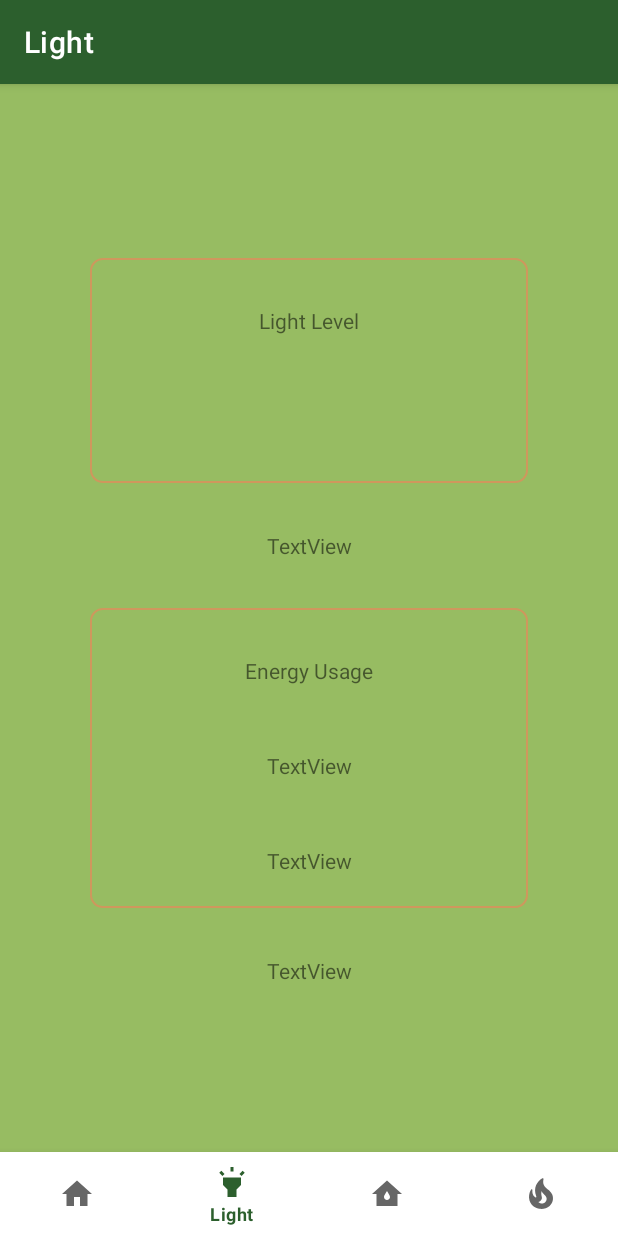
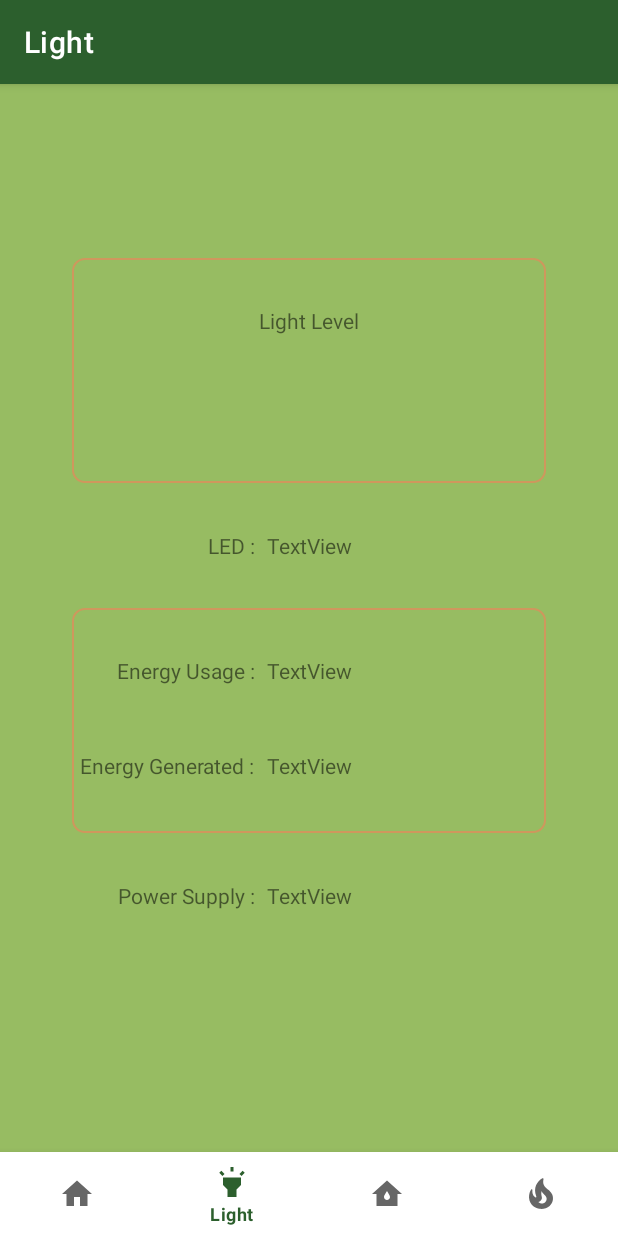
Before and after one commit to KAH-KIEN/SmartEnvironmentalGreenhouse, an Android app: the LightFragment screen opened through its navigation route, on a phone screen of 412 x 824 dp. Run offline under Robolectric (Android 15) with nearby library versions, the phone set to English and light mode, and no system bars; our stand-ins replace Firebase (no records; nobody signed in at launch, a user with empty details on screens opened directly), navigation-ui; 2 statements that could not run were skipped.

Commit message:
OZY commits

```diff
--- a/app/src/main/java/com/android/example/smartenvironmentalgreenhouse/ui/light/LightFragment.kt
+++ b/app/src/main/java/com/android/example/smartenvironmentalgreenhouse/ui/light/LightFragment.kt
@@ -1,5 +1,12 @@
 package com.android.example.smartenvironmentalgreenhouse.ui.light
 
+
+
+import android.content.Context
+import android.hardware.Sensor
+import android.hardware.SensorEvent
+import android.hardware.SensorEventListener
+import android.hardware.SensorManager
 import android.os.Bundle
 import android.os.Handler
 import android.util.Log
@@ -7,6 +14,8 @@ import android.view.LayoutInflater
 import android.view.View
 import android.view.ViewGroup
 import android.widget.TextView
+
+
 import androidx.fragment.app.Fragment
 import androidx.lifecycle.Observer
 import androidx.lifecycle.ViewModelProvider
@@ -18,9 +27,18 @@ import com.google.firebase.database.ktx.database
 import com.google.firebase.ktx.Firebase
 import java.util.*
 
-class LightFragment : Fragment() {
+class LightFragment : Fragment(), SensorEventListener {
 
     private lateinit var lightViewModel: LightViewModel
+    private lateinit var sensorManager: SensorManager
+    private var light: Sensor? = null
+
+    override fun onCreate(savedInstanceState: Bundle?) {
+        super.onCreate(savedInstanceState)
+
+        sensorManager = activity?.getSystemService(Context.SENSOR_SERVICE) as SensorManager
+        light = sensorManager.getDefaultSensor(Sensor.TYPE_LIGHT)
+    }
 
     override fun onCreateView(
             inflater: LayoutInflater,
@@ -36,7 +54,7 @@ class LightFragment : Fragment() {
         val database = Firebase.database
         val myRef = database.reference
 
-        val c = Calendar.getInstance()
+        /*val c = Calendar.getInstance()
         val month = c.get(Calendar.MONTH) + 1
         val day = c.get(Calendar.DAY_OF_MONTH)
         val hour :String = c.get(Calendar.HOUR_OF_DAY).toString()
@@ -52,7 +70,7 @@ class LightFragment : Fragment() {
         Log.i("childName","$childName")
         Log.i("hourName","$hourName")
 
-        //myRef.setValue("=App II running=")
+        myRef.setValue("=App II running=")
 
         myRef.child("PI_04_2020$month$day").child("$hour").addChildEventListener(object :
             ChildEventListener {
@@ -97,16 +115,16 @@ class LightFragment : Fragment() {
                 Log.w("child", "postComments:onCancelled", databaseError.toException())
             }
         })
-//        val textView: TextView = root.findViewById(R.id.text_light)
-//        lightViewModel.text.observe(viewLifecycleOwner, Observer {
-//            textView.text = it
-//        })
+        val textView: TextView = root.findViewById(R.id.text_light)
+        lightViewModel.text.observe(viewLifecycleOwner, Observer {
+            textView.text = it
+        })*/
         return root
     }
 
     private fun processLight(light: String): String{
         val database = Firebase.database
-        val value :String = if (light.toInt() <5)
+        val value :String = if (light.toFloat() <5)
         //Low light level, turn on led
             "1"
         else{
@@ -120,7 +138,7 @@ class LightFragment : Fragment() {
 
     private fun processEnergyConsumption(energyConsumption: Int,light :String) : String{
         val database = Firebase.database
-        val value :String = if (energyConsumption > light.toInt()* 8)
+        val value :String = if (energyConsumption > light.toFloat()* 8)
         //Low light level, turn on led
             "1"
         else{
@@ -140,4 +158,49 @@ class LightFragment : Fragment() {
         require(start <= end) { "Illegal Argument" }
         return (start..end).random()
     }
+
+    override fun onSensorChanged(event: SensorEvent?) {
+        val test : TextView = requireView().findViewById(R.id.textViewLightValue)
+        if (event != null) {
+            val energyUsage = rand(700,1000)
+            val test: TextView = requireView().findViewById(R.id.textViewLightValue)
+            val test2: TextView = requireView().findViewById(R.id.textViewEnergyValue)
+            val test3: TextView = requireView().findViewById(R.id.textViewEnergyGenerated)
+
+            val relay1: TextView = requireView().findViewById(R.id.textViewRelay1)
+            val relay2: TextView = requireView().findViewById(R.id.textViewRelay2)
+
+            test2.text = energyUsage.toString()
+            test3.text = (event.values[0]*6).toString()
+            relay1.text = (if ( processLight(event.values[0].toString()) == "1") {
+                "ON"
+            }
+            else
+            {
+                "OFF"
+            }).toString()
+
+            relay2.text = (if (processEnergyConsumption(energyUsage,event.values[0].toString()) == "1") {
+                "ON"
+            }
+            else
+            {
+                "OFF"
+            }).toString()
+            test.text = event.values[0].toString()
+        }
+    }
+
+    override fun onResume() {
+        // Register a listener for the sensor.
+        super.onResume()
+        sensorManager.registerListener(this, light, SensorManager.SENSOR_DELAY_NORMAL)
+    }
+
+
+    override fun onAccuracyChanged(sensor: Sensor?, accuracy: Int) {
+
+    }
+
+
 }
--- a/app/src/main/res/layout/fragment_light.xml
+++ b/app/src/main/res/layout/fragment_light.xml
@@ -9,12 +9,10 @@
     <androidx.constraintlayout.widget.ConstraintLayout
         android:id="@+id/constraintLayout2"
         android:layout_width="0dp"
-        android:layout_height="200dp"
-        android:layout_marginStart="60dp"
-        android:layout_marginLeft="60dp"
+        android:layout_height="150dp"
+        android:layout_marginStart="48dp"
         android:layout_marginTop="32dp"
-        android:layout_marginEnd="60dp"
-        android:layout_marginRight="60dp"
+        android:layout_marginEnd="48dp"
         android:background="@drawable/rounded_corner"
         app:layout_constraintEnd_toEndOf="parent"
         app:layout_constraintHorizontal_bias="0.0"
@@ -26,21 +24,21 @@
             android:layout_width="wrap_content"
             android:layout_height="wrap_content"
             android:layout_marginTop="32dp"
+            android:layout_marginEnd="8dp"
             android:text="@string/EnergyUsage"
-            app:layout_constraintEnd_toEndOf="parent"
-            app:layout_constraintStart_toStartOf="parent"
+            app:layout_constraintEnd_toStartOf="@+id/textViewEnergyValue"
             app:layout_constraintTop_toTopOf="parent" />
 
         <TextView
             android:id="@+id/textViewEnergyValue"
             android:layout_width="wrap_content"
             android:layout_height="wrap_content"
-            android:layout_marginTop="44dp"
+            android:layout_marginTop="32dp"
             android:text="TextView"
             app:layout_constraintBottom_toTopOf="@+id/textViewEnergyGenerated"
             app:layout_constraintEnd_toEndOf="parent"
             app:layout_constraintStart_toStartOf="parent"
-            app:layout_constraintTop_toBottomOf="@+id/textViewEnergyUsage" />
+            app:layout_constraintTop_toTopOf="parent" />
 
         <TextView
             android:id="@+id/textViewEnergyGenerated"
@@ -51,17 +49,25 @@
             app:layout_constraintEnd_toEndOf="parent"
             app:layout_constraintStart_toStartOf="parent"
             app:layout_constraintTop_toBottomOf="@+id/textViewEnergyValue" />
+
+        <TextView
+            android:id="@+id/textViewEnergyGeneratedTitle"
+            android:layout_width="wrap_content"
+            android:layout_height="wrap_content"
+            android:layout_marginTop="44dp"
+            android:layout_marginEnd="8dp"
+            android:text="@string/EnergyGenerated"
+            app:layout_constraintEnd_toStartOf="@+id/textViewEnergyGenerated"
+            app:layout_constraintTop_toBottomOf="@+id/textViewEnergyValue" />
     </androidx.constraintlayout.widget.ConstraintLayout>
 
     <androidx.constraintlayout.widget.ConstraintLayout
         android:id="@+id/constraintLayout"
         android:layout_width="0dp"
         android:layout_height="150dp"
-        android:layout_marginStart="60dp"
-        android:layout_marginLeft="60dp"
+        android:layout_marginStart="48dp"
         android:layout_marginTop="60dp"
-        android:layout_marginEnd="60dp"
-        android:layout_marginRight="60dp"
+        android:layout_marginEnd="48dp"
         android:background="@drawable/rounded_corner"
         app:layout_constraintEnd_toEndOf="parent"
         app:layout_constraintStart_toStartOf="parent"
@@ -107,4 +113,24 @@
         app:layout_constraintStart_toStartOf="parent"
         app:layout_constraintTop_toBottomOf="@+id/constraintLayout2" />
 
+    <TextView
+        android:id="@+id/textViewRelayTitle1"
+        android:layout_width="wrap_content"
+        android:layout_height="wrap_content"
+        android:layout_marginTop="32dp"
+        android:layout_marginEnd="8dp"
+        android:text="@string/LED"
+        app:layout_constraintEnd_toStartOf="@+id/textViewRelay1"
+        app:layout_constraintTop_toBottomOf="@+id/constraintLayout" />
+
+    <TextView
+        android:id="@+id/textViewRelayTitle2"
+        android:layout_width="wrap_content"
+        android:layout_height="wrap_content"
+        android:layout_marginTop="32dp"
+        android:layout_marginEnd="8dp"
+        android:text="@string/PowerSupply"
+        app:layout_constraintEnd_toStartOf="@+id/textViewRelay2"
+        app:layout_constraintTop_toBottomOf="@+id/constraintLayout2" />
+
 </androidx.constraintlayout.widget.ConstraintLayout>
--- a/app/src/main/res/values/strings.xml
+++ b/app/src/main/res/values/strings.xml
@@ -7,5 +7,8 @@
     <!-- TODO: Remove or change this placeholder text -->
     <string name="hello_blank_fragment">Hello blank fragment</string>
     <string name="LightLevel">Light Level</string>
-    <string name="EnergyUsage">Energy Usage</string>
+    <string name="EnergyUsage">Energy Usage :</string>
+    <string name="LED">LED :</string>
+    <string name="PowerSupply">Power Supply :</string>
+    <string name="EnergyGenerated">Energy Generated :</string>
 </resources>
```
